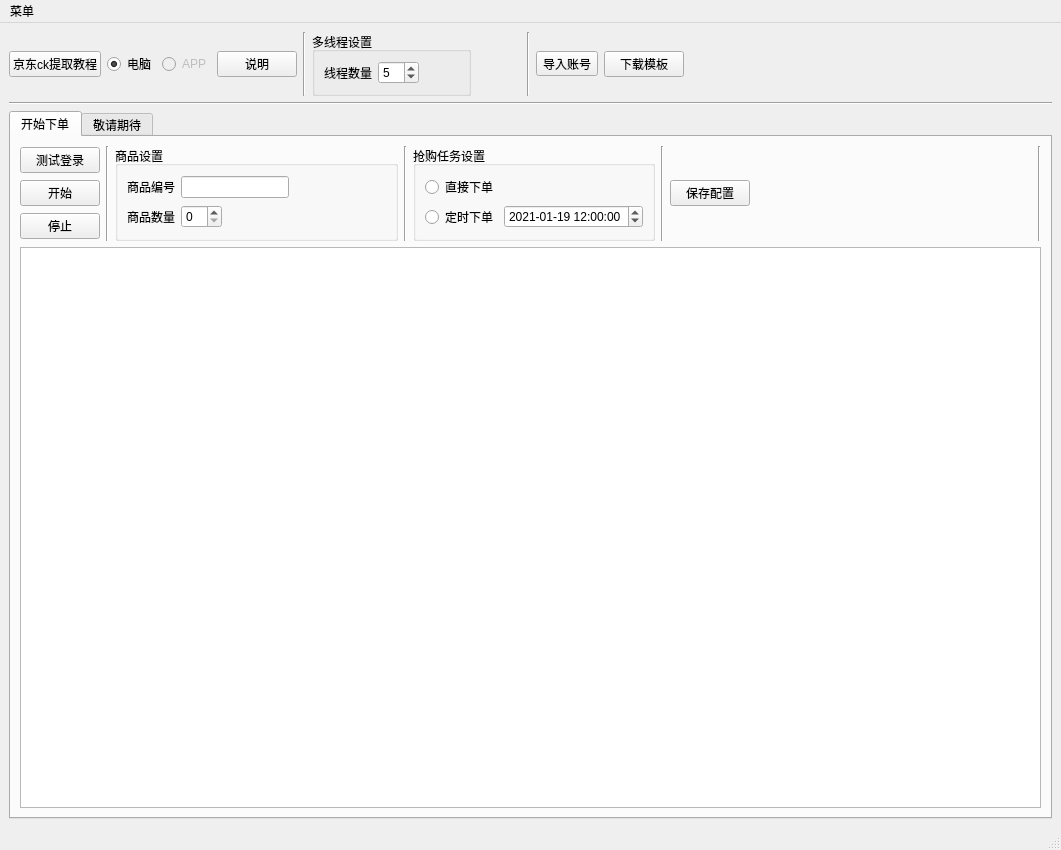
This is jd_main_ui.ui in a516833759/jd_seckill as Qt 5 draws it before an edit. The edited form follows.
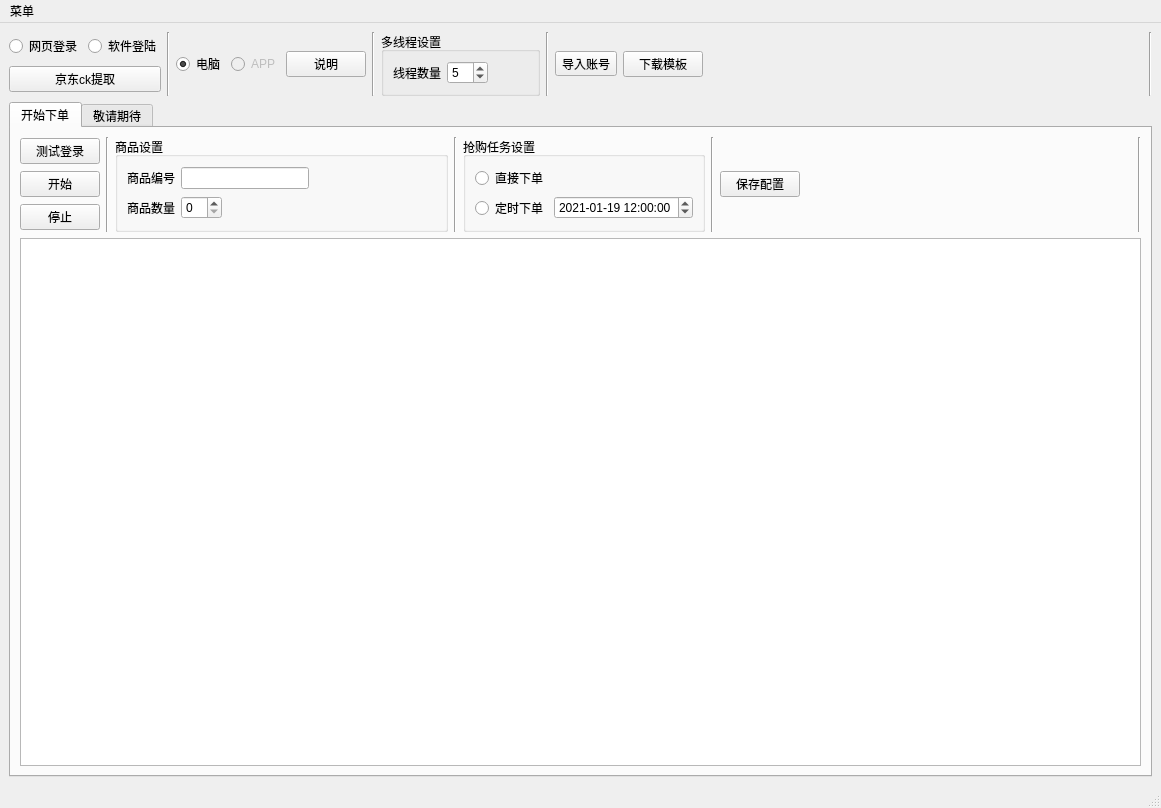
This is the edited form.

The edit to the form file:
```diff
--- a/jd_main_ui.ui
+++ b/jd_main_ui.ui
@@ -6,25 +6,61 @@
    <rect>
     <x>0</x>
     <y>0</y>
-    <width>1061</width>
-    <height>850</height>
+    <width>1161</width>
+    <height>808</height>
    </rect>
   </property>
   <property name="windowTitle">
    <string>京东茅台抢购</string>
   </property>
   <widget class="QWidget" name="centralwidget">
-   <layout class="QVBoxLayout" name="verticalLayout_5">
+   <layout class="QHBoxLayout" name="horizontalLayout_13">
     <item>
-     <layout class="QVBoxLayout" name="verticalLayout_4">
+     <layout class="QVBoxLayout" name="verticalLayout_5">
       <item>
-       <layout class="QHBoxLayout" name="horizontalLayout_4">
+       <layout class="QHBoxLayout" name="horizontalLayout_10">
         <item>
-         <layout class="QHBoxLayout" name="horizontalLayout">
+         <layout class="QHBoxLayout" name="horizontalLayout_4">
           <item>
-           <widget class="QPushButton" name="pushButton">
-            <property name="text">
-             <string>京东ck提取教程</string>
+           <layout class="QVBoxLayout" name="verticalLayout_4">
+            <item>
+             <layout class="QHBoxLayout" name="horizontalLayout">
+              <item>
+               <widget class="QRadioButton" name="radioButton_6">
+                <property name="text">
+                 <string>网页登录</string>
+                </property>
+                <property name="checked">
+                 <bool>true</bool>
+                </property>
+               </widget>
+              </item>
+              <item>
+               <widget class="QRadioButton" name="radioButton_4">
+                <property name="text">
+                 <string>软件登陆</string>
+                </property>
+               </widget>
+              </item>
+             </layout>
+            </item>
+            <item>
+             <layout class="QHBoxLayout" name="horizontalLayout_14">
+              <item>
+               <widget class="QPushButton" name="pushButton">
+                <property name="text">
+                 <string>京东ck提取</string>
+                </property>
+               </widget>
+              </item>
+             </layout>
+            </item>
+           </layout>
+          </item>
+          <item>
+           <widget class="Line" name="line_3">
+            <property name="orientation">
+             <enum>Qt::Vertical</enum>
             </property>
            </widget>
           </item>
@@ -61,7 +97,7 @@
          </layout>
         </item>
         <item>
-         <widget class="Line" name="line_3">
+         <widget class="Line" name="line_8">
           <property name="orientation">
            <enum>Qt::Vertical</enum>
           </property>
@@ -111,23 +147,7 @@
          </widget>
         </item>
         <item>
-         <spacer name="horizontalSpacer">
-          <property name="orientation">
-           <enum>Qt::Horizontal</enum>
-          </property>
-          <property name="sizeType">
-           <enum>QSizePolicy::Preferred</enum>
-          </property>
-          <property name="sizeHint" stdset="0">
-           <size>
-            <width>50</width>
-            <height>20</height>
-           </size>
-          </property>
-         </spacer>
-        </item>
-        <item>
-         <widget class="Line" name="line_4">
+         <widget class="Line" name="line_9">
           <property name="orientation">
            <enum>Qt::Vertical</enum>
           </property>
@@ -162,17 +182,17 @@
             </property>
            </spacer>
           </item>
+          <item>
+           <widget class="Line" name="line_10">
+            <property name="orientation">
+             <enum>Qt::Vertical</enum>
+            </property>
+           </widget>
+          </item>
          </layout>
         </item>
        </layout>
       </item>
-      <item>
-       <widget class="Line" name="line_5">
-        <property name="orientation">
-         <enum>Qt::Horizontal</enum>
-        </property>
-       </widget>
-      </item>
       <item>
        <widget class="QTabWidget" name="tabWidget">
         <property name="currentIndex">
@@ -404,7 +424,7 @@
     <rect>
      <x>0</x>
      <y>0</y>
-     <width>1061</width>
+     <width>1161</width>
      <height>24</height>
     </rect>
    </property>
```
